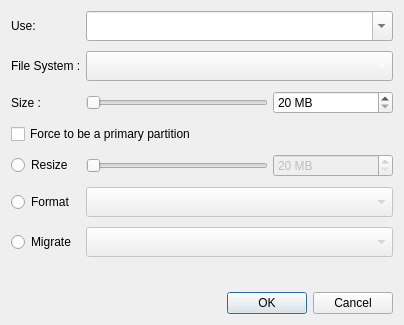
The window that yali/gui/Ui/partition.ui (dadas45li/yali) describes before a commit, drawn with Qt 5.
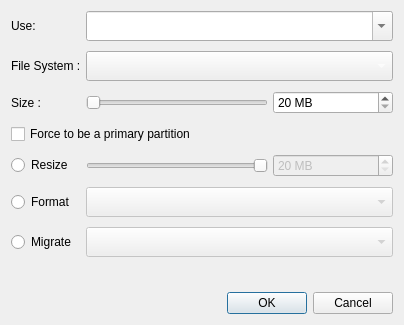
The same window after the commit.

Commit message: Change resize splitters left to rigt

```diff
--- a/yali/gui/Ui/partition.ui
+++ b/yali/gui/Ui/partition.ui
@@ -117,6 +117,9 @@
      <property name="enabled">
       <bool>false</bool>
      </property>
+     <property name="layoutDirection">
+      <enum>Qt::RightToLeft</enum>
+     </property>
      <property name="styleSheet">
       <string notr="true"/>
      </property>
```
The commit also changes 1 other file.
